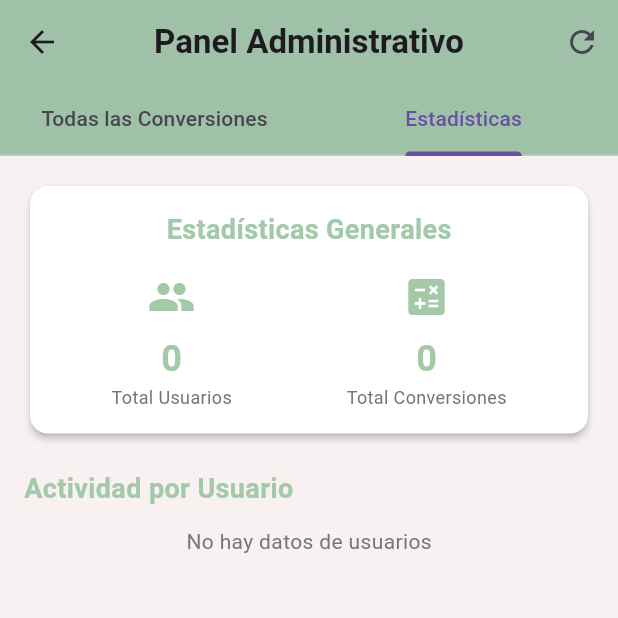
After one commit to BerrioGoodman/unit_converter_flutter_flow, a Flutter app: the AdminScreen screen opened directly, tab 2 chosen, after a tap on the "refresh" icon, on a phone screen of 412 x 824 dp, the top half of it. The commit adds this screen. Run offline on Flutter 3.47's test engine with Material 3 defaults, Android fonts, the phone set to English and light mode, and no system bars; our stand-ins replace shared_preferences, sqflite; accounts and stored records are empty.

Commit message:
version 1.3

```diff
--- /dev/null
+++ b/unit_convert/lib/screens/admin_screen.dart
@@ -0,0 +1,384 @@
+import 'package:flutter/material.dart';
+import '../services/database_helper.dart';
+
+class AdminScreen extends StatefulWidget {
+  @override
+  _AdminScreenState createState() => _AdminScreenState();
+}
+
+class _AdminScreenState extends State<AdminScreen> {
+  List<Map<String, dynamic>> _allConversions = [];
+  Map<String, dynamic> _stats = {};
+  bool _isLoading = true;
+
+  // Colores de la pantalla
+  final Color pastelBackground = const Color(0xFFF8F1F1);
+  final Color pastelPrimary = const Color(0xFFA3C9A8);
+  final Color pastelAccent = const Color(0xFFFFE4B5);
+  final Color pastelSecondary = const Color(0xFFE8D5C4);
+
+  @override
+  void initState() {
+    super.initState();
+    _loadData();
+  }
+
+  Future<void> _loadData() async {
+    setState(() {
+      _isLoading = true;
+    });
+
+    try {
+      final conversions = await DatabaseHelper.instance.getAllConversionsWithUsers();
+      final stats = await DatabaseHelper.instance.getConversionStatsByUser();
+
+      setState(() {
+        _allConversions = conversions;
+        _stats = stats;
+        _isLoading = false;
+      });
+    } catch (e) {
+      setState(() {
+        _isLoading = false;
+      });
+      ScaffoldMessenger.of(context).showSnackBar(
+        SnackBar(content: Text('Error al cargar datos: $e')),
+      );
+    }
+  }
+
+  String _getTypeDisplayName(String type) {
+    switch (type) {
+      case 'length':
+        return 'Longitud';
+      case 'weight':
+        return 'Peso';
+      case 'temperature':
+        return 'Temperatura';
+      case 'currency':
+        return 'Moneda';
+      default:
+        return type;
+    }
+  }
+
+  IconData _getTypeIcon(String type) {
+    switch (type) {
+      case 'length':
+        return Icons.straighten;
+      case 'weight':
+        return Icons.monitor_weight;
+      case 'temperature':
+        return Icons.thermostat;
+      case 'currency':
+        return Icons.attach_money;
+      default:
+        return Icons.history;
+    }
+  }
+
+  String _formatTimestamp(String timestamp) {
+    try {
+      final dateTime = DateTime.parse(timestamp);
+      final now = DateTime.now();
+      final difference = now.difference(dateTime);
+
+      if (difference.inDays > 0) {
+        return '${difference.inDays} día${difference.inDays > 1 ? 's' : ''} atrás';
+      } else if (difference.inHours > 0) {
+        return '${difference.inHours} hora${difference.inHours > 1 ? 's' : ''} atrás';
+      } else if (difference.inMinutes > 0) {
+        return '${difference.inMinutes} minuto${difference.inMinutes > 1 ? 's' : ''} atrás';
+      } else {
+        return 'Ahora mismo';
+      }
+    } catch (e) {
+      return timestamp;
+    }
+  }
+
+  @override
+  Widget build(BuildContext context) {
+    return DefaultTabController(
+      length: 2,
+      child: Scaffold(
+        backgroundColor: pastelBackground,
+        appBar: AppBar(
+          title: const Text(
+            'Panel Administrativo',
+            style: TextStyle(fontWeight: FontWeight.bold),
+          ),
+          centerTitle: true,
+          elevation: 2,
+          backgroundColor: pastelPrimary,
+          bottom: const TabBar(
+            tabs: [
+              Tab(text: 'Todas las Conversiones'),
+              Tab(text: 'Estadísticas'),
+            ],
+          ),
+          actions: [
+            IconButton(
+              icon: const Icon(Icons.refresh),
+              onPressed: _loadData,
+              tooltip: 'Actualizar datos',
+            ),
+          ],
+        ),
+        body: _isLoading
+            ? const Center(child: CircularProgressIndicator())
+            : TabBarView(
+                children: [
+                  _buildConversionsTab(),
+                  _buildStatsTab(),
+                ],
+              ),
+      ),
+    );
+  }
+
+  Widget _buildConversionsTab() {
+    if (_allConversions.isEmpty) {
+      return Center(
+        child: Column(
+          mainAxisAlignment: MainAxisAlignment.center,
+          children: [
+            Icon(
+              Icons.admin_panel_settings,
+              size: 80,
+              color: pastelPrimary.withOpacity(0.5),
+            ),
+            const SizedBox(height: 16),
+            Text(
+              'No hay conversiones registradas',
+              style: TextStyle(
+                fontSize: 18,
+                color: pastelPrimary,
+                fontWeight: FontWeight.w500,
+              ),
+            ),
+          ],
+        ),
+      );
+    }
+
+    return RefreshIndicator(
+      onRefresh: _loadData,
+      child: ListView.builder(
+        padding: const EdgeInsets.all(16),
+        itemCount: _allConversions.length,
+        itemBuilder: (context, index) {
+          final conversion = _allConversions[index];
+          return Card(
+            color: Colors.white,
+            elevation: 2,
+            margin: const EdgeInsets.only(bottom: 12),
+            shape: RoundedRectangleBorder(
+              borderRadius: BorderRadius.circular(12),
+            ),
+            child: Padding(
+              padding: const EdgeInsets.all(16),
+              child: Column(
+                crossAxisAlignment: CrossAxisAlignment.start,
+                children: [
+                  Row(
+                    children: [
+                      CircleAvatar(
+                        backgroundColor: pastelPrimary.withOpacity(0.1),
+                        child: Icon(
+                          _getTypeIcon(conversion['type']),
+                          color: pastelPrimary,
+                        ),
+                      ),
+                      const SizedBox(width: 12),
+                      Expanded(
+                        child: Column(
+                          crossAxisAlignment: CrossAxisAlignment.start,
+                          children: [
+                            Text(
+                              'Usuario: ${conversion['username']}',
+                              style: TextStyle(
+                                fontWeight: FontWeight.bold,
+                                color: pastelPrimary,
+                              ),
+                            ),
+                            Text(
+                              _getTypeDisplayName(conversion['type']),
+                              style: TextStyle(
+                                color: pastelAccent,
+                                fontWeight: FontWeight.w500,
+                              ),
+                            ),
+                          ],
+                        ),
+                      ),
+                    ],
+                  ),
+                  const SizedBox(height: 12),
+                  Container(
+                    padding: const EdgeInsets.all(12),
+                    decoration: BoxDecoration(
+                      color: pastelSecondary.withOpacity(0.3),
+                      borderRadius: BorderRadius.circular(8),
+                    ),
+                    child: Text(
+                      '${conversion['input_value']} ${conversion['from_unit']} → ${conversion['result']} ${conversion['to_unit']}',
+                      style: const TextStyle(
+                        fontSize: 16,
+                        fontWeight: FontWeight.w500,
+                      ),
+                    ),
+                  ),
+                  const SizedBox(height: 8),
+                  Text(
+                    _formatTimestamp(conversion['timestamp']),
+                    style: TextStyle(
+                      fontSize: 12,
+                      color: Colors.grey[600],
+                    ),
+                  ),
+                ],
+              ),
+            ),
+          );
+        },
+      ),
+    );
+  }
+
+  Widget _buildStatsTab() {
+    final userStats = _stats['userStats'] as List<Map<String, dynamic>>? ?? [];
+    final totalUsers = _stats['totalUsers'] as int? ?? 0;
+    final totalConversions = _stats['totalConversions'] as int? ?? 0;
+
+    return SingleChildScrollView(
+      padding: const EdgeInsets.all(16),
+      child: Column(
+        crossAxisAlignment: CrossAxisAlignment.start,
+        children: [
+          // Estadísticas generales
+          Card(
+            color: Colors.white,
+            elevation: 2,
+            shape: RoundedRectangleBorder(
+              borderRadius: BorderRadius.circular(12),
+            ),
+            child: Padding(
+              padding: const EdgeInsets.all(16),
+              child: Column(
+                children: [
+                  Text(
+                    'Estadísticas Generales',
+                    style: TextStyle(
+                      fontSize: 18,
+                      fontWeight: FontWeight.bold,
+                      color: pastelPrimary,
+                    ),
+                  ),
+                  const SizedBox(height: 16),
+                  Row(
+                    mainAxisAlignment: MainAxisAlignment.spaceAround,
+                    children: [
+                      _buildStatItem('Total Usuarios', totalUsers.toString(), Icons.people),
+                      _buildStatItem('Total Conversiones', totalConversions.toString(), Icons.calculate),
+                    ],
+                  ),
+                ],
+              ),
+            ),
+          ),
+          const SizedBox(height: 20),
+
+          // Estadísticas por usuario
+          Text(
+            'Actividad por Usuario',
+            style: TextStyle(
+              fontSize: 18,
+              fontWeight: FontWeight.bold,
+              color: pastelPrimary,
+            ),
+          ),
+          const SizedBox(height: 12),
+
+          if (userStats.isEmpty)
+            Center(
+              child: Text(
+                'No hay datos de usuarios',
+                style: TextStyle(color: Colors.grey[600]),
+              ),
+            )
+          else
+            ListView.builder(
+              shrinkWrap: true,
+              physics: const NeverScrollableScrollPhysics(),
+              itemCount: userStats.length,
+              itemBuilder: (context, index) {
+                final user = userStats[index];
+                final username = user['username'] as String;
+                final totalConversions = user['total_conversions'] as int;
+                final conversionTypes = user['conversion_types'] as String?;
+
+                return Card(
+                  color: Colors.white,
+                  elevation: 1,
+                  margin: const EdgeInsets.only(bottom: 8),
+                  shape: RoundedRectangleBorder(
+                    borderRadius: BorderRadius.circular(8),
+                  ),
+                  child: ListTile(
+                    leading: CircleAvatar(
+                      backgroundColor: pastelPrimary.withOpacity(0.1),
+                      child: Text(
+                        username[0].toUpperCase(),
+                        style: TextStyle(
+                          color: pastelPrimary,
+                          fontWeight: FontWeight.bold,
+                        ),
+                      ),
+                    ),
+                    title: Text(
+                      username,
+                      style: const TextStyle(fontWeight: FontWeight.w500),
+                    ),
+                    subtitle: Text(
+                      '$totalConversions conversiones\nTipos: ${conversionTypes ?? 'Ninguno'}',
+                      style: TextStyle(
+                        fontSize: 12,
+                        color: Colors.grey[600],
+                      ),
+                    ),
+                    isThreeLine: true,
+                  ),
+                );
+              },
+            ),
+        ],
+      ),
+    );
+  }
+
+  Widget _buildStatItem(String label, String value, IconData icon) {
+    return Column(
+      children: [
+        Icon(icon, color: pastelPrimary, size: 32),
+        const SizedBox(height: 8),
+        Text(
+          value,
+          style: TextStyle(
+            fontSize: 24,
+            fontWeight: FontWeight.bold,
+            color: pastelPrimary,
+          ),
+        ),
+        Text(
+          label,
+          style: TextStyle(
+            fontSize: 12,
+            color: Colors.grey[600],
+          ),
+          textAlign: TextAlign.center,
+        ),
+      ],
+    );
+  }
+}
--- a/unit_convert/lib/services/database_helper.dart
+++ b/unit_convert/lib/services/database_helper.dart
@@ -37,9 +37,7 @@ class DatabaseHelper {
       CREATE TABLE $tableUsers (
         id INTEGER PRIMARY KEY AUTOINCREMENT,
         username TEXT NOT NULL UNIQUE,
-        password TEXT NOT NULL,
-        email TEXT,
-        created_at TEXT DEFAULT CURRENT_TIMESTAMP
+        password TEXT NOT NULL
       )
     ''');
 
@@ -60,10 +58,6 @@ class DatabaseHelper {
 
   Future<void> _onUpgrade(Database db, int oldVersion, int newVersion) async {
     if (oldVersion < 2) {
-      // Add email and created_at columns to users table
-      await db.execute('ALTER TABLE $tableUsers ADD COLUMN email TEXT');
-      await db.execute('ALTER TABLE $tableUsers ADD COLUMN created_at TEXT DEFAULT CURRENT_TIMESTAMP');
-
       // Create conversions table
       await db.execute('''
         CREATE TABLE $tableConversions (
@@ -193,6 +187,45 @@ class DatabaseHelper {
     ''', [userId]);
   }
 
+  Future<List<Map<String, dynamic>>> getAllConversionsWithUsers() async {
+    Database db = await database;
+    return await db.rawQuery('''
+      SELECT
+        c.id as conversion_id,
+        c.user_id,
+        c.type,
+        c.input_value,
+        c.from_unit,
+        c.to_unit,
+        c.result,
+        c.timestamp,
+        u.username
+      FROM $tableConversions c
+      INNER JOIN $tableUsers u ON c.user_id = u.id
+      ORDER BY c.timestamp DESC
+    ''');
+  }
+
+  Future<Map<String, dynamic>> getConversionStatsByUser() async {
+    Database db = await database;
+    final results = await db.rawQuery('''
+      SELECT
+        u.username,
+        COUNT(c.id) as total_conversions,
+        GROUP_CONCAT(DISTINCT c.type) as conversion_types
+      FROM $tableUsers u
+      LEFT JOIN $tableConversions c ON u.id = c.user_id
+      GROUP BY u.id, u.username
+      ORDER BY total_conversions DESC
+    ''');
+
+    return {
+      'userStats': results,
+      'totalUsers': results.length,
+      'totalConversions': results.fold<int>(0, (sum, user) => sum + (user['total_conversions'] as int)),
+    };
+  }
+
   Future<void> close() async {
     Database db = await database;
     db.close();
```
Also changed, not shown: unit_convert/lib/models/user.dart (+1 -13 lines), unit_convert/lib/screens/currency_converter_screen.dart (+18 -1 lines), unit_convert/lib/screens/home_screen.dart (+14 -2 lines), unit_convert/lib/screens/length_converter_screen.dart (+18 -1 lines), 1 other file.
